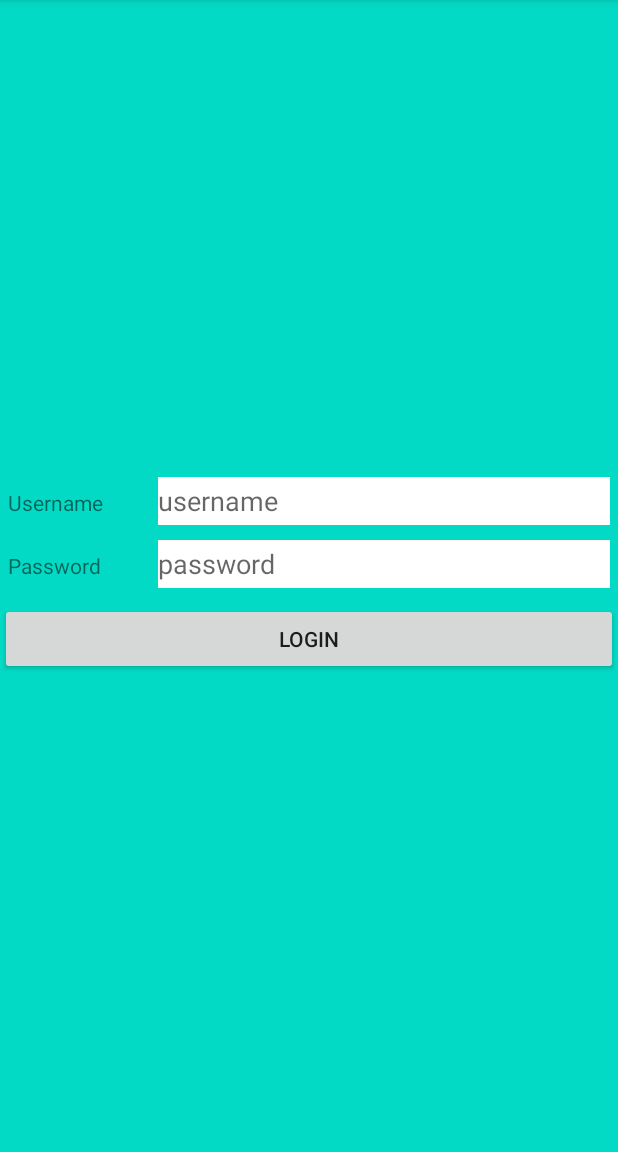
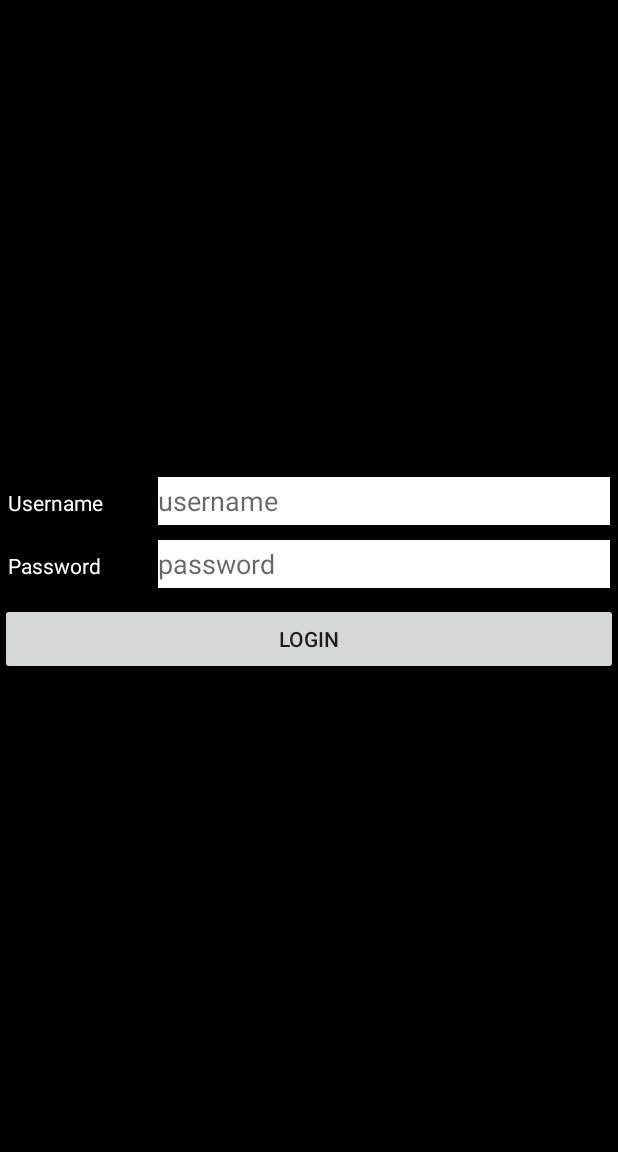
Before and after one commit to anggerh118/Hello_World, an Android app: the screen it shows after launch (LoginActivity), on a phone screen of 412 x 824 dp, the part 84-1236 px from its top. Run offline under Robolectric (Android 15) with nearby library versions, the phone set to English and light mode, and no system bars.

Commit message:
commit LoginBranch

```diff
--- a/app/build.gradle
+++ b/app/build.gradle
@@ -27,6 +27,7 @@
     implementation 'androidx.appcompat:appcompat:1.1.0'
     implementation 'androidx.constraintlayout:constraintlayout:1.1.3'
     implementation 'androidx.legacy:legacy-support-v4:1.0.0'
+    implementation 'com.google.android.material:material:1.0.0'
     testImplementation 'junit:junit:4.12'
     androidTestImplementation 'androidx.test.ext:junit:1.1.1'
     androidTestImplementation 'androidx.test.espresso:espresso-core:3.2.0'
--- a/app/src/main/res/layout/login.xml
+++ b/app/src/main/res/layout/login.xml
@@ -2,9 +2,9 @@
 <LinearLayout xmlns:android="http://schemas.android.com/apk/res/android"
     android:layout_width="match_parent"
     android:layout_height="match_parent"
-    android:orientation="vertical"
-    android:background="@color/colorAccent"
-    android:gravity="center_vertical">
+    android:background="#000000"
+    android:gravity="center_vertical"
+    android:orientation="vertical">
 
     <LinearLayout
         android:layout_width="match_parent"
@@ -20,7 +20,8 @@
             android:layout_height="32dp"
             android:layout_weight="0.25"
             android:gravity="center_vertical"
-            android:text="Username" />
+            android:text="Username"
+            android:textColor="#FFFFFF" />
 
         <EditText
             android:id="@+id/txtUsername"
@@ -29,35 +30,37 @@
             android:layout_weight="0.75"
             android:background="@color/colorWhite"
             android:gravity="center_vertical"
-            android:hint="username" />
+            android:hint="username"
+            android:textColor="#000000" />
     </LinearLayout>
 
     <LinearLayout
         android:layout_width="match_parent"
         android:layout_height="32dp"
+        android:layout_marginBottom="10dp"
+        android:gravity="center_horizontal"
         android:orientation="horizontal"
-        android:gravity="center_horizontal"
         android:paddingLeft="5dp"
-        android:paddingRight="5dp"
-        android:layout_marginBottom="10dp">
+        android:paddingRight="5dp">
 
         <TextView
             android:id="@+id/textView"
             android:layout_width="0dp"
+            android:layout_height="32dp"
             android:layout_weight="0.25"
-            android:layout_height="32dp"
             android:gravity="center_vertical"
-            android:text="Password"/>
+            android:text="Password"
+            android:textColor="#FFFFFF" />
 
         <EditText
             android:id="@+id/txtPassword"
-            android:inputType="textPassword"
             android:layout_width="0dp"
+            android:layout_height="32dp"
             android:layout_weight="0.75"
-            android:layout_height="32dp"
+            android:background="@color/colorWhite"
             android:gravity="center_vertical"
             android:hint="password"
-            android:background="@color/colorWhite"/>
+            android:inputType="textPassword" />
     </LinearLayout>
 
     <Button
@@ -66,5 +69,5 @@
         android:layout_height="wrap_content"
         android:paddingLeft="5dp"
         android:paddingRight="5dp"
-        android:text="Login"/>
+        android:text="Login" />
 </LinearLayout>
--- a/app/src/main/res/values/strings.xml
+++ b/app/src/main/res/values/strings.xml
@@ -2,4 +2,7 @@
     <string name="app_name">Hello World!</string>
     <!-- TODO: Remove or change this placeholder text -->
     <string name="hello_blank_fragment">Hello blank fragment</string>
+    <string name="monday">Monday</string>
+    <string name="tuesday">Tuesday</string>
+    <string name="wednesday">Wednesday</string>
 </resources>
```
Also changed, not shown: app/src/main/java/com/example/helloworld/FirstFragment.java (added, +64 -0 lines), app/src/main/java/com/example/helloworld/HomeActivity2.java (+36 -0 lines), app/src/main/java/com/example/helloworld/PagerAdapter.java (added, +29 -0 lines), app/src/main/java/com/example/helloworld/SecondFragment.java (added, +64 -0 lines), app/src/main/res/layout/fragment_first.xml (added, +16 -0 lines), app/src/main/res/layout/fragment_second.xml (added, +15 -0 lines), app/src/main/res/layout/home.xml (+26 -8 lines).
